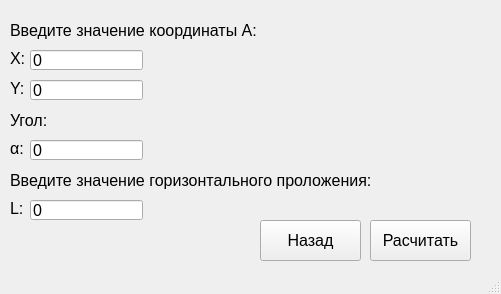
Before: the Qt Designer form mainwindow.ui in zarovDeveloper/geodeticProblem, drawn with Qt 5.
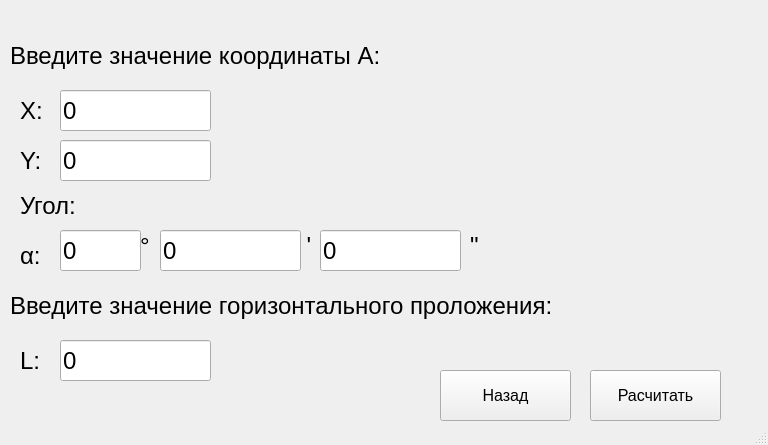
After: the same form once the commit is applied.

Patch:
```diff
--- a/mainwindow.ui
+++ b/mainwindow.ui
@@ -6,8 +6,8 @@
    <rect>
     <x>0</x>
     <y>0</y>
-    <width>501</width>
-    <height>294</height>
+    <width>768</width>
+    <height>445</height>
    </rect>
   </property>
   <property name="windowTitle">
@@ -19,10 +19,15 @@
      <rect>
       <x>0</x>
       <y>10</y>
-      <width>501</width>
-      <height>221</height>
+      <width>751</width>
+      <height>441</height>
      </rect>
     </property>
+    <property name="font">
+     <font>
+      <pointsize>18</pointsize>
+     </font>
+    </property>
     <property name="currentIndex">
      <number>1</number>
     </property>
@@ -87,14 +92,14 @@
       <property name="geometry">
        <rect>
         <x>10</x>
-        <y>10</y>
-        <width>251</width>
-        <height>21</height>
+        <y>20</y>
+        <width>471</width>
+        <height>51</height>
        </rect>
       </property>
       <property name="font">
        <font>
-        <pointsize>12</pointsize>
+        <pointsize>18</pointsize>
        </font>
       </property>
       <property name="text">
@@ -104,15 +109,15 @@
      <widget class="QLabel" name="label_inputX">
       <property name="geometry">
        <rect>
-        <x>10</x>
-        <y>40</y>
-        <width>16</width>
-        <height>16</height>
+        <x>20</x>
+        <y>80</y>
+        <width>31</width>
+        <height>41</height>
        </rect>
       </property>
       <property name="font">
        <font>
-        <pointsize>12</pointsize>
+        <pointsize>18</pointsize>
        </font>
       </property>
       <property name="text">
@@ -122,15 +127,15 @@
      <widget class="QLabel" name="label_inputY">
       <property name="geometry">
        <rect>
-        <x>10</x>
-        <y>70</y>
-        <width>16</width>
-        <height>16</height>
+        <x>20</x>
+        <y>130</y>
+        <width>31</width>
+        <height>41</height>
        </rect>
       </property>
       <property name="font">
        <font>
-        <pointsize>12</pointsize>
+        <pointsize>18</pointsize>
        </font>
       </property>
       <property name="text">
@@ -140,15 +145,15 @@
      <widget class="QLineEdit" name="lineEdit">
       <property name="geometry">
        <rect>
-        <x>30</x>
-        <y>40</y>
-        <width>113</width>
-        <height>20</height>
+        <x>60</x>
+        <y>80</y>
+        <width>151</width>
+        <height>41</height>
        </rect>
       </property>
       <property name="font">
        <font>
-        <pointsize>12</pointsize>
+        <pointsize>18</pointsize>
        </font>
       </property>
       <property name="text">
@@ -158,15 +163,15 @@
      <widget class="QLineEdit" name="lineEdit_2">
       <property name="geometry">
        <rect>
-        <x>30</x>
-        <y>70</y>
-        <width>113</width>
-        <height>20</height>
+        <x>60</x>
+        <y>130</y>
+        <width>151</width>
+        <height>41</height>
        </rect>
       </property>
       <property name="font">
        <font>
-        <pointsize>12</pointsize>
+        <pointsize>18</pointsize>
        </font>
       </property>
       <property name="text">
@@ -176,15 +181,15 @@
      <widget class="QLabel" name="label_inputA_2">
       <property name="geometry">
        <rect>
-        <x>10</x>
-        <y>100</y>
-        <width>41</width>
-        <height>21</height>
+        <x>20</x>
+        <y>180</y>
+        <width>71</width>
+        <height>31</height>
        </rect>
       </property>
       <property name="font">
        <font>
-        <pointsize>12</pointsize>
+        <pointsize>18</pointsize>
        </font>
       </property>
       <property name="text">
@@ -194,15 +199,15 @@
      <widget class="QLineEdit" name="lineEdit_angle">
       <property name="geometry">
        <rect>
-        <x>30</x>
-        <y>130</y>
-        <width>113</width>
-        <height>20</height>
+        <x>60</x>
+        <y>220</y>
+        <width>81</width>
+        <height>41</height>
        </rect>
       </property>
       <property name="font">
        <font>
-        <pointsize>12</pointsize>
+        <pointsize>18</pointsize>
        </font>
       </property>
       <property name="text">
@@ -215,15 +220,15 @@
      <widget class="QLabel" name="label_inputY_2">
       <property name="geometry">
        <rect>
-        <x>10</x>
-        <y>130</y>
-        <width>16</width>
-        <height>16</height>
+        <x>20</x>
+        <y>230</y>
+        <width>31</width>
+        <height>31</height>
        </rect>
       </property>
       <property name="font">
        <font>
-        <pointsize>12</pointsize>
+        <pointsize>18</pointsize>
        </font>
       </property>
       <property name="text">
@@ -233,15 +238,15 @@
      <widget class="QLineEdit" name="lineEdit_5">
       <property name="geometry">
        <rect>
-        <x>30</x>
-        <y>190</y>
-        <width>113</width>
-        <height>20</height>
+        <x>60</x>
+        <y>330</y>
+        <width>151</width>
+        <height>41</height>
        </rect>
       </property>
       <property name="font">
        <font>
-        <pointsize>12</pointsize>
+        <pointsize>18</pointsize>
        </font>
       </property>
       <property name="text">
@@ -251,15 +256,15 @@
      <widget class="QLabel" name="label_inputX_3">
       <property name="geometry">
        <rect>
-        <x>10</x>
-        <y>190</y>
-        <width>16</width>
-        <height>16</height>
+        <x>20</x>
+        <y>330</y>
+        <width>31</width>
+        <height>41</height>
        </rect>
       </property>
       <property name="font">
        <font>
-        <pointsize>12</pointsize>
+        <pointsize>18</pointsize>
        </font>
       </property>
       <property name="text">
@@ -270,57 +275,291 @@
       <property name="geometry">
        <rect>
         <x>10</x>
-        <y>160</y>
-        <width>371</width>
-        <height>21</height>
+        <y>280</y>
+        <width>691</width>
+        <height>31</height>
        </rect>
       </property>
       <property name="font">
        <font>
-        <pointsize>12</pointsize>
+        <pointsize>18</pointsize>
        </font>
       </property>
       <property name="text">
        <string>Введите значение горизонтального проложения:</string>
       </property>
      </widget>
+     <widget class="QPushButton" name="pushButton_directGD_solve">
+      <property name="geometry">
+       <rect>
+        <x>590</x>
+        <y>360</y>
+        <width>131</width>
+        <height>51</height>
+       </rect>
+      </property>
+      <property name="font">
+       <font>
+        <pointsize>12</pointsize>
+       </font>
+      </property>
+      <property name="text">
+       <string>Расчитать</string>
+      </property>
+     </widget>
+     <widget class="QPushButton" name="pushButton_directGD_back">
+      <property name="geometry">
+       <rect>
+        <x>440</x>
+        <y>360</y>
+        <width>131</width>
+        <height>51</height>
+       </rect>
+      </property>
+      <property name="font">
+       <font>
+        <pointsize>12</pointsize>
+       </font>
+      </property>
+      <property name="text">
+       <string>Назад</string>
+      </property>
+     </widget>
+     <widget class="QLineEdit" name="lineEdit_directGD_angle_minutes">
+      <property name="geometry">
+       <rect>
+        <x>160</x>
+        <y>220</y>
+        <width>141</width>
+        <height>41</height>
+       </rect>
+      </property>
+      <property name="font">
+       <font>
+        <pointsize>18</pointsize>
+       </font>
+      </property>
+      <property name="text">
+       <string>0</string>
+      </property>
+      <property name="maxLength">
+       <number>20</number>
+      </property>
+     </widget>
+     <widget class="QLineEdit" name="lineEdit_directGD_angle_seconds">
+      <property name="geometry">
+       <rect>
+        <x>320</x>
+        <y>220</y>
+        <width>141</width>
+        <height>41</height>
+       </rect>
+      </property>
+      <property name="font">
+       <font>
+        <pointsize>18</pointsize>
+       </font>
+      </property>
+      <property name="text">
+       <string>0</string>
+      </property>
+      <property name="maxLength">
+       <number>20</number>
+      </property>
+      <property name="cursorPosition">
+       <number>1</number>
+      </property>
+     </widget>
+     <widget class="QLabel" name="label_degree">
+      <property name="geometry">
+       <rect>
+        <x>140</x>
+        <y>220</y>
+        <width>16</width>
+        <height>31</height>
+       </rect>
+      </property>
+      <property name="text">
+       <string>°</string>
+      </property>
+     </widget>
+     <widget class="QLabel" name="label_minutes">
+      <property name="geometry">
+       <rect>
+        <x>300</x>
+        <y>220</y>
+        <width>16</width>
+        <height>31</height>
+       </rect>
+      </property>
+      <property name="font">
+       <font>
+        <pointsize>18</pointsize>
+       </font>
+      </property>
+      <property name="text">
+       <string> '</string>
+      </property>
+     </widget>
+     <widget class="QLabel" name="label_seconds">
+      <property name="geometry">
+       <rect>
+        <x>470</x>
+        <y>220</y>
+        <width>16</width>
+        <height>31</height>
+       </rect>
+      </property>
+      <property name="font">
+       <font>
+        <pointsize>18</pointsize>
+       </font>
+      </property>
+      <property name="text">
+       <string>&quot;</string>
+      </property>
+     </widget>
     </widget>
-   </widget>
-   <widget class="QPushButton" name="pushButton_directGD_3">
-    <property name="geometry">
-     <rect>
-      <x>370</x>
-      <y>220</y>
-      <width>101</width>
-      <height>41</height>
-     </rect>
-    </property>
-    <property name="font">
-     <font>
-      <pointsize>12</pointsize>
-     </font>
-    </property>
-    <property name="text">
-     <string>Расчитать</string>
-    </property>
-   </widget>
-   <widget class="QPushButton" name="pushButton_directGD_4">
-    <property name="geometry">
-     <rect>
-      <x>260</x>
-      <y>220</y>
-      <width>101</width>
-      <height>41</height>
-     </rect>
-    </property>
-    <property name="font">
-     <font>
-      <pointsize>12</pointsize>
-     </font>
-    </property>
-    <property name="text">
-     <string>Назад</string>
-    </property>
+    <widget class="QWidget" name="resDirectGD_page">
+     <widget class="QLabel" name="label_directGD_coordB">
+      <property name="geometry">
+       <rect>
+        <x>50</x>
+        <y>40</y>
+        <width>471</width>
+        <height>51</height>
+       </rect>
+      </property>
+      <property name="font">
+       <font>
+        <pointsize>18</pointsize>
+       </font>
+      </property>
+      <property name="text">
+       <string>Координаты точки B:</string>
+      </property>
+     </widget>
+     <widget class="QLineEdit" name="lineEdit_directGD_ansBx">
+      <property name="geometry">
+       <rect>
+        <x>90</x>
+        <y>100</y>
+        <width>151</width>
+        <height>41</height>
+       </rect>
+      </property>
+      <property name="font">
+       <font>
+        <pointsize>18</pointsize>
+       </font>
+      </property>
+      <property name="focusPolicy">
+       <enum>Qt::StrongFocus</enum>
+      </property>
+      <property name="inputMask">
+       <string/>
+      </property>
+      <property name="text">
+       <string>0</string>
+      </property>
+      <property name="maxLength">
+       <number>20</number>
+      </property>
+     </widget>
+     <widget class="QLabel" name="label_directGD_ansBy">
+      <property name="geometry">
+       <rect>
+        <x>50</x>
+        <y>150</y>
+        <width>31</width>
+        <height>41</height>
+       </rect>
+      </property>
+      <property name="font">
+       <font>
+        <pointsize>18</pointsize>
+       </font>
+      </property>
+      <property name="text">
+       <string>Y:</string>
+      </property>
+     </widget>
+     <widget class="QLineEdit" name="lineEdit_directGD_ansBy">
+      <property name="geometry">
+       <rect>
+        <x>90</x>
+        <y>150</y>
+        <width>151</width>
+        <height>41</height>
+       </rect>
+      </property>
+      <property name="font">
+       <font>
+        <pointsize>18</pointsize>
+       </font>
+      </property>
+      <property name="text">
+       <string>0</string>
+      </property>
+      <property name="maxLength">
+       <number>20</number>
+      </property>
+     </widget>
+     <widget class="QLabel" name="label_directGD_ansBx">
+      <property name="geometry">
+       <rect>
+        <x>50</x>
+        <y>100</y>
+        <width>31</width>
+        <height>41</height>
+       </rect>
+      </property>
+      <property name="font">
+       <font>
+        <pointsize>18</pointsize>
+       </font>
+      </property>
+      <property name="text">
+       <string>X:</string>
+      </property>
+     </widget>
+     <widget class="QPushButton" name="pushButton_directGDres_goToMain">
+      <property name="geometry">
+       <rect>
+        <x>380</x>
+        <y>260</y>
+        <width>211</width>
+        <height>51</height>
+       </rect>
+      </property>
+      <property name="font">
+       <font>
+        <pointsize>12</pointsize>
+       </font>
+      </property>
+      <property name="text">
+       <string>На главную страницу</string>
+      </property>
+     </widget>
+     <widget class="QPushButton" name="pushButton_directGDres_back">
+      <property name="geometry">
+       <rect>
+        <x>230</x>
+        <y>260</y>
+        <width>131</width>
+        <height>51</height>
+       </rect>
+      </property>
+      <property name="font">
+       <font>
+        <pointsize>12</pointsize>
+       </font>
+      </property>
+      <property name="text">
+       <string>Назад</string>
+      </property>
+     </widget>
+    </widget>
    </widget>
   </widget>
   <widget class="QMenuBar" name="menuBar">
```
Left out of the diff: 72 changed lines with no effect on the pictures.
